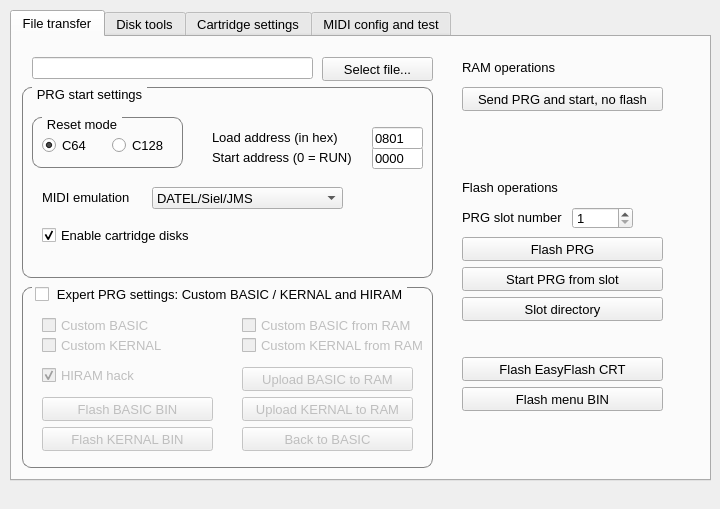
Qt form qt/mainwindowform.ui (FrankBuss/kerberos) before a commit.
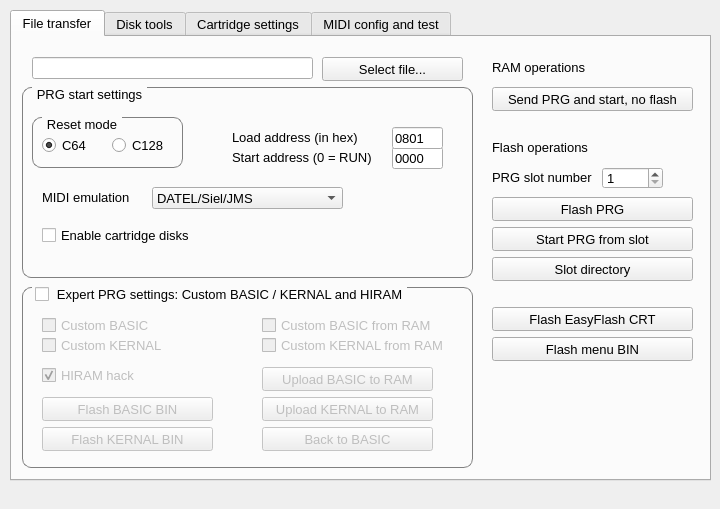
The same form after that commit. Icons and pictures are not drawn.

Patch:
```diff
--- a/qt/mainwindowform.ui
+++ b/qt/mainwindowform.ui
@@ -72,7 +72,7 @@
        <rect>
         <x>310</x>
         <y>20</y>
-        <width>111</width>
+        <width>141</width>
         <height>24</height>
        </rect>
       </property>
@@ -90,7 +90,7 @@
        <rect>
         <x>10</x>
         <y>50</y>
-        <width>411</width>
+        <width>451</width>
         <height>191</height>
        </rect>
       </property>
@@ -169,7 +169,7 @@
       <widget class="QLineEdit" name="startAddressEdit">
        <property name="geometry">
         <rect>
-         <x>350</x>
+         <x>370</x>
          <y>60</y>
          <width>51</width>
          <height>22</height>
@@ -189,7 +189,7 @@
       <widget class="QLineEdit" name="loadAddressEdit">
        <property name="geometry">
         <rect>
-         <x>350</x>
+         <x>370</x>
          <y>40</y>
          <width>51</width>
          <height>22</height>
@@ -259,7 +259,7 @@
       <widget class="QLabel" name="label_8">
        <property name="geometry">
         <rect>
-         <x>190</x>
+         <x>210</x>
          <y>60</y>
          <width>151</width>
          <height>21</height>
@@ -277,7 +277,7 @@
       <widget class="QLabel" name="label_7">
        <property name="geometry">
         <rect>
-         <x>190</x>
+         <x>210</x>
          <y>40</y>
          <width>151</width>
          <height>21</height>
@@ -309,9 +309,6 @@
        <property name="text">
         <string>Enable cartridge disks</string>
        </property>
-       <property name="checked">
-        <bool>true</bool>
-       </property>
       </widget>
      </widget>
      <widget class="QGroupBox" name="groupBox_9">
@@ -319,7 +316,7 @@
        <rect>
         <x>10</x>
         <y>250</y>
-        <width>411</width>
+        <width>451</width>
         <height>181</height>
        </rect>
       </property>
@@ -388,7 +385,7 @@
       <widget class="QPushButton" name="uploadBasicToRamButton">
        <property name="geometry">
         <rect>
-         <x>220</x>
+         <x>240</x>
          <y>80</y>
          <width>171</width>
          <height>24</height>
@@ -412,7 +409,7 @@
       <widget class="QPushButton" name="uploadKernalToRamButton">
        <property name="geometry">
         <rect>
-         <x>220</x>
+         <x>240</x>
          <y>110</y>
          <width>171</width>
          <height>24</height>
@@ -436,7 +433,7 @@
       <widget class="QPushButton" name="backToBasicButton">
        <property name="geometry">
         <rect>
-         <x>220</x>
+         <x>240</x>
          <y>140</y>
          <width>171</width>
          <height>24</height>
@@ -460,7 +457,7 @@
       <widget class="QCheckBox" name="customBasicFromRamCheckbox">
        <property name="geometry">
         <rect>
-         <x>220</x>
+         <x>240</x>
          <y>30</y>
          <width>181</width>
          <height>17</height>
@@ -478,7 +475,7 @@
       <widget class="QCheckBox" name="customKernalFromRamCheckbox">
        <property name="geometry">
         <rect>
-         <x>220</x>
+         <x>240</x>
          <y>50</y>
          <width>181</width>
          <height>17</height>
@@ -554,7 +551,7 @@
      <widget class="QPushButton" name="uploadAndRunPrgButton">
       <property name="geometry">
        <rect>
-        <x>450</x>
+        <x>480</x>
         <y>50</y>
         <width>201</width>
         <height>24</height>
@@ -578,8 +575,8 @@
      <widget class="QSpinBox" name="prgSlotSpinBox">
       <property name="geometry">
        <rect>
-        <x>560</x>
-        <y>170</y>
+        <x>590</x>
+        <y>130</y>
         <width>61</width>
         <height>22</height>
        </rect>
@@ -604,8 +601,8 @@
      <widget class="QLabel" name="label_4">
       <property name="geometry">
        <rect>
-        <x>450</x>
-        <y>170</y>
+        <x>480</x>
+        <y>130</y>
         <width>111</width>
         <height>21</height>
        </rect>
@@ -622,8 +619,8 @@
      <widget class="QPushButton" name="flashPrgButton">
       <property name="geometry">
        <rect>
-        <x>450</x>
-        <y>200</y>
+        <x>480</x>
+        <y>160</y>
         <width>201</width>
         <height>24</height>
        </rect>
@@ -646,8 +643,8 @@
      <widget class="QPushButton" name="startPrgFromSlotButton">
       <property name="geometry">
        <rect>
-        <x>450</x>
-        <y>230</y>
+        <x>480</x>
+        <y>190</y>
         <width>201</width>
         <height>24</height>
        </rect>
@@ -670,8 +667,8 @@
      <widget class="QPushButton" name="flashEasyFlashCrtButton">
       <property name="geometry">
        <rect>
-        <x>450</x>
-        <y>320</y>
+        <x>480</x>
+        <y>270</y>
         <width>201</width>
         <height>24</height>
        </rect>
@@ -694,8 +691,8 @@
      <widget class="QPushButton" name="flashMenuBinButton">
       <property name="geometry">
        <rect>
-        <x>450</x>
-        <y>350</y>
+        <x>480</x>
+        <y>300</y>
         <width>201</width>
         <height>24</height>
        </rect>
@@ -718,8 +715,8 @@
      <widget class="QPushButton" name="listSlotsButton">
       <property name="geometry">
        <rect>
-        <x>450</x>
-        <y>260</y>
+        <x>480</x>
+        <y>220</y>
         <width>201</width>
         <height>24</height>
        </rect>
@@ -742,7 +739,7 @@
      <widget class="QLabel" name="label_19">
       <property name="geometry">
        <rect>
-        <x>450</x>
+        <x>480</x>
         <y>20</y>
         <width>101</width>
         <height>21</height>
@@ -760,8 +757,8 @@
      <widget class="QLabel" name="label_20">
       <property name="geometry">
        <rect>
-        <x>450</x>
-        <y>140</y>
+        <x>480</x>
+        <y>100</y>
         <width>101</width>
         <height>21</height>
        </rect>
@@ -775,6 +772,27 @@
        <string>Flash operations</string>
       </property>
      </widget>
+     <widget class="QLabel" name="label_22">
+      <property name="geometry">
+       <rect>
+        <x>580</x>
+        <y>340</y>
+        <width>111</width>
+        <height>101</height>
+       </rect>
+      </property>
+      <property name="font">
+       <font>
+        <pointsize>10</pointsize>
+       </font>
+      </property>
+      <property name="text">
+       <string/>
+      </property>
+      <property name="pixmap">
+       <pixmap resource="application.qrc">:/kerberos.png</pixmap>
+      </property>
+     </widget>
     </widget>
     <widget class="QWidget" name="tab_3">
      <attribute name="title">
```
Left out of the diff: 74 changed lines with no effect on the pictures.
